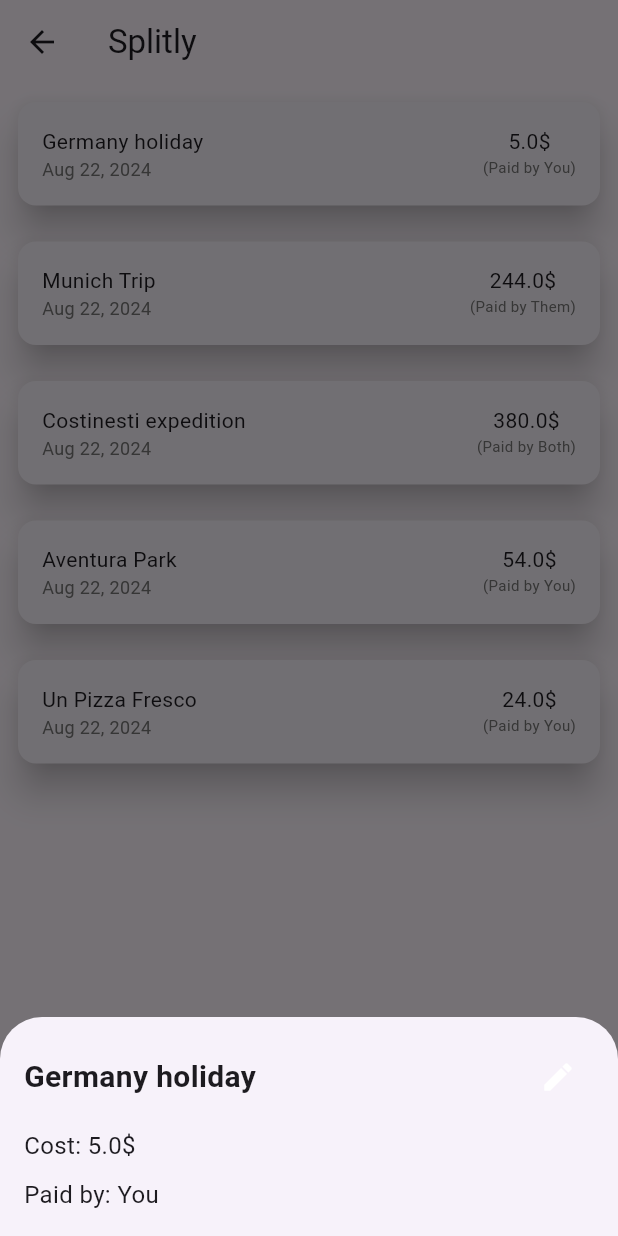
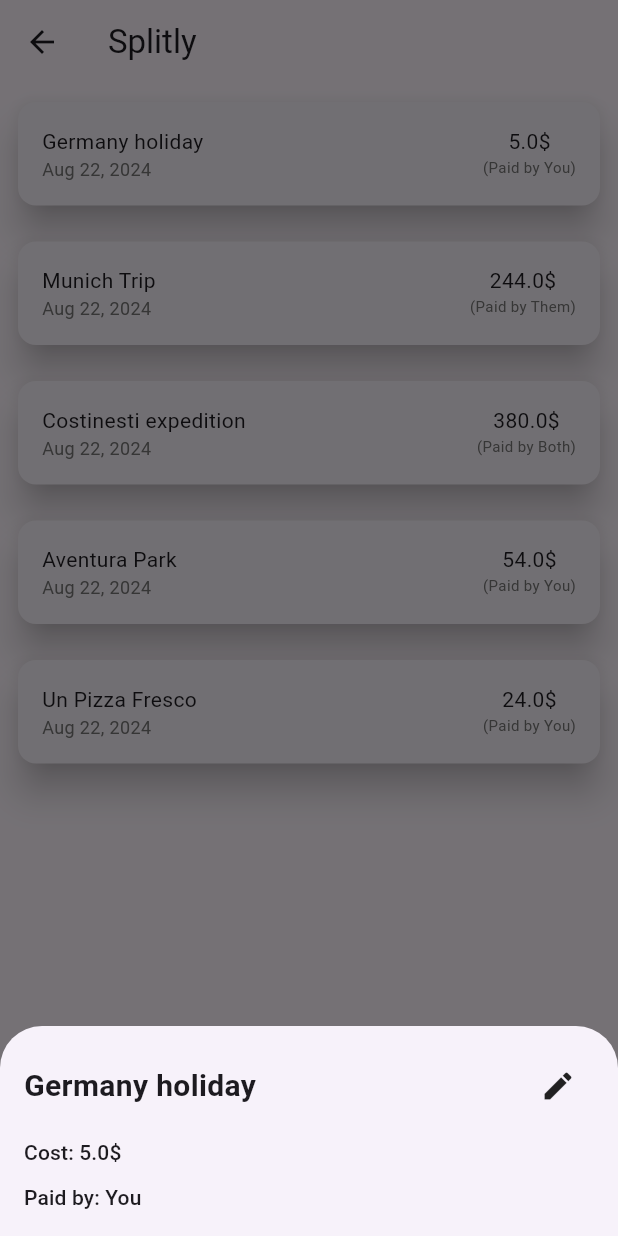
Before and after one commit to GFA03/splitly, a Flutter app: the HistoryPage screen opened directly with sample values from the repository, after a tap on "Germany holiday", on a phone screen of 412 x 824 dp. Run offline on Flutter 3.47's test engine with Material 3 defaults, Android fonts, the phone set to English and light mode, and no system bars.

Commit message:
refactor history page

```diff
--- a/lib/ui/history/history_page.dart
+++ b/lib/ui/history/history_page.dart
@@ -3,6 +3,7 @@ import 'package:splitly/ui/widgets/expense_card.dart';
 import 'package:splitly/data/models/expense.dart';
 import 'package:splitly/data/models/friend_profile.dart';
 import 'package:splitly/ui/widgets/track_expense_page.dart';
+import 'package:splitly/utils.dart';
 
 class HistoryPage extends StatefulWidget {
   const HistoryPage({
@@ -24,44 +25,86 @@ class _HistoryPageState extends State<HistoryPage> {
   @override
   void initState() {
     super.initState();
-    expenses = widget.friend.expenses;
+    expenses = widget.friend.expenses.reversed.toList();
   }
 
   void deleteExpense(int index) {
-    Expense deletedExpense = expenses[index];
-    setState(() {
-      expenses.removeAt(index);
-    });
-
+    Expense deletedExpense = expenses.removeAt(index);
     widget.onExpenseDeleted();
 
-    ScaffoldMessenger.of(context).showSnackBar(
-      SnackBar(
-        content: Text('${deletedExpense.name} deleted'),
-        action: SnackBarAction(
-          label: 'Undo',
-          onPressed: () {
+    showSnackBar(context, '${deletedExpense.name} deleted', 'Undo', () {
       setState(() {
         widget.friend.expenses.insert(index, deletedExpense);
         widget.onExpenseDeleted();
       });
+    });
+  }
+
+  @override
+  Widget build(BuildContext context) {
+    return Scaffold(
+      appBar: AppBar(title: const Text('Splitly')),
+      body: ListView.builder(
+        itemCount: expenses.length,
+        itemBuilder: (context, index) => _buildExpenseItem(index),
+      ),
+    );
+  }
+
+  Dismissible _buildExpenseItem(int index) {
+    final expense = expenses[index];
+    return Dismissible(
+      key: Key(expense.name),
+      direction: DismissDirection.endToStart,
+      onDismissed: (_) {
+        deleteExpense(index);
       },
+      background: _buildDeleteBackground(),
+      child: GestureDetector(
+        onTap: () => _showExpenseDetails(expense),
+        child: ExpenseCard(expense: expense),
       ),
-      ),
+    );
+  }
+
+  Container _buildDeleteBackground() {
+    return Container(
+      color: Colors.red,
+      alignment: Alignment.centerRight,
+      padding: const EdgeInsets.symmetric(horizontal: 20.0),
+      child: const Icon(Icons.delete, color: Colors.white),
     );
   }
 
   void _showExpenseDetails(Expense expense) {
     showModalBottomSheet(
       context: context,
-      builder: (BuildContext context) {
+      builder: (context) => _buildExpenseDetailsSheet(expense),
+    );
+  }
+
+  Widget _buildExpenseDetailsSheet(expense) {
     return Padding(
       padding: const EdgeInsets.all(16.0),
       child: Column(
         mainAxisSize: MainAxisSize.min,
         crossAxisAlignment: CrossAxisAlignment.start,
         children: [
-              Row(
+          _buildExpenseDetailsTitle(expense),
+          const SizedBox(height: 10.0),
+          Text('Cost: ${expense.totalCost}\$',
+              style: Theme.of(context).textTheme.titleSmall),
+          const SizedBox(height: 10.0),
+          Text('Paid by: ${expense.payer}',
+              style: Theme.of(context).textTheme.titleSmall),
+          ...?_buildExpenseDetailsDescription(expense),
+        ],
+      ),
+    );
+  }
+
+  Row _buildExpenseDetailsTitle(Expense expense) {
+    return Row(
       children: [
         Text(
           expense.name,
@@ -77,11 +120,8 @@ class _HistoryPageState extends State<HistoryPage> {
             final editedExpense = await Navigator.push(
               context,
               MaterialPageRoute(
-                          builder: (context) => TrackExpense(
-                            friend: widget.friend,
-                            expense: expense,
-                          ),
-                        ),
+                  builder: (context) =>
+                      TrackExpense(friend: widget.friend, expense: expense)),
             );
 
             if (editedExpense != null) {
@@ -91,78 +131,28 @@ class _HistoryPageState extends State<HistoryPage> {
               });
             }
           },
-                    icon: const Icon(
+          icon: Icon(
             Icons.edit,
-                      color: Colors.white,
+            color: Theme.of(context).iconTheme.color,
           ),
         ),
       ],
-              ),
-              const SizedBox(height: 10.0),
-              Text(
-                'Cost: ${expense.totalCost}\$',
-                style: const TextStyle(
-                  fontSize: 16.0,
-                ),
-              ),
-              const SizedBox(height: 10.0),
-              Text(
-                'Paid by: ${expense.payer}',
-                style: const TextStyle(
-                  fontSize: 16.0,
-                ),
-              ),
-              if (expense.description != null) ...[
+    );
+  }
+
+  List<Widget>? _buildExpenseDetailsDescription(Expense expense) {
+    if (expense.description != null) {
+      return [
         const SizedBox(height: 10.0),
         Text(
           'Description: ${expense.description}',
-                  style: const TextStyle(
-                    fontSize: 14.0,
-                    color: Colors.grey,
+          style: Theme.of(context)
+              .textTheme
+              .apply(displayColor: Theme.of(context).colorScheme.onSurface)
+              .bodySmall,
         ),
-                ),
-              ],
-            ],
-          ),
-        );
-      },
-    );
+      ];
     }
-
-  @override
-  Widget build(BuildContext context) {
-    return Scaffold(
-      appBar: AppBar(
-        title: const Text('Splitly'),
-      ),
-      body: ListView.builder(
-        itemCount: expenses.length,
-        itemBuilder: (context, index) {
-          int reversedIndex = expenses.length - 1 - index;
-          return Dismissible(
-            key: Key(expenses[reversedIndex].name),
-            direction: DismissDirection.endToStart,
-            onDismissed: (direction) {
-              deleteExpense(reversedIndex);
-            },
-            background: Container(
-              color: Colors.red,
-              alignment: Alignment.centerRight,
-              padding: const EdgeInsets.symmetric(horizontal: 20.0),
-              child: const Icon(
-                Icons.delete,
-                color: Colors.white,
-              ),
-            ),
-            child: GestureDetector(
-              onTap: () => _showExpenseDetails(expenses[reversedIndex]),
-              child: ExpenseCard(
-                expense: expenses[reversedIndex],
-              ),
-            ),
-          );
-        },
-      ),
-    );
+    return null;
   }
 }
```
Also changed, not shown: lib/ui/friends/friends_page.dart (+5 -15 lines), lib/utils.dart (+12 -0 lines). Lines whose indentation alone changed are shown as unchanged.
